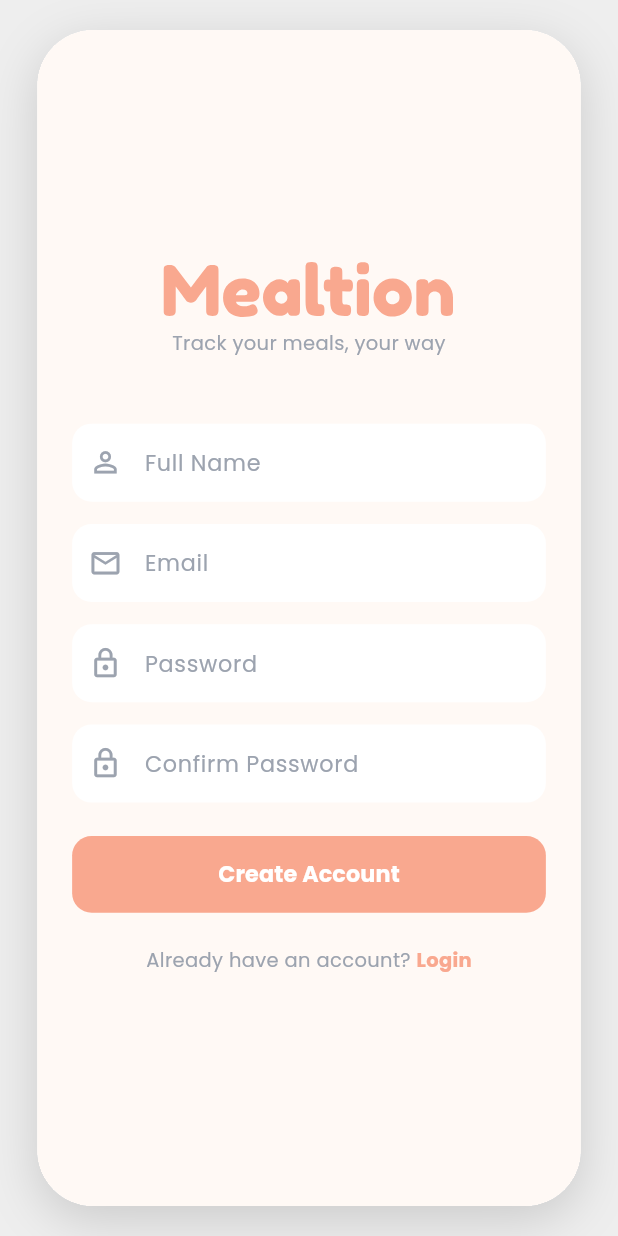
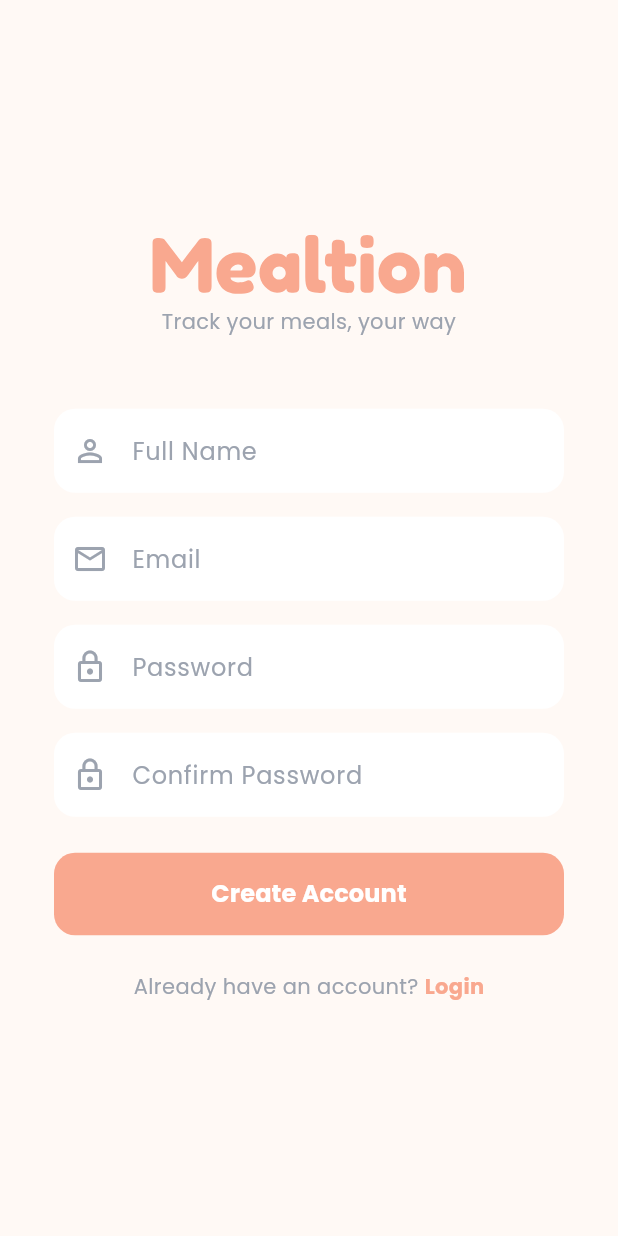
Before and after one commit to gincole/mealtion, a Flutter app: the screen it shows after launch, after a tap on "Login", after a tap on "Sign up", on a phone screen of 412 x 824 dp. Run offline on Flutter 3.47's test engine with Material 3 defaults, Android fonts, the phone set to English and light mode, and no system bars; our stand-ins replace flutter_secure_storage, flutter_svg, google_fonts, image_picker; accounts and stored records are empty.

Commit message:
fix: ui material app with responsive

```diff
--- a/mealtion/lib/main.dart
+++ b/mealtion/lib/main.dart
@@ -25,27 +25,30 @@ class MealtionApp extends StatelessWidget {
       title: 'Mealtion',
       debugShowCheckedModeBanner: false,
       theme: buildMealtionTheme(),
-      // Builder to handle the phone frame layout
       builder: (context, child) {
+        // Get current screen width
+        final screenWidth = MediaQuery.of(context).size.width;
+
+        // CHECK: Is it a mobile device? (width less than 600px)
+        if (screenWidth < 600) {
+          // If mobile: Return the app directly (Full Screen)
+          return child!;
+        }
+
+        // If desktop/tablet: Show the Phone Frame wrapper
         return Scaffold(
-          // Grey background for the browser/desktop area
+          // Grey background for desktop area
           backgroundColor: Colors.grey[200],
           body: Center(
-            // 1. Add margin so the phone never touches the browser edges
             child: Padding(
               padding: const EdgeInsets.symmetric(vertical: 20.0, horizontal: 20.0),
-
-              // 2. FittedBox scales the child down if the screen is too small
-              // avoiding distortion/squeezing while keeping aspect ratio.
+              // Scale the phone frame to fit the screen without distortion
               child: FittedBox(
                 fit: BoxFit.contain,
-
-                // 3. Define the ideal logical size of the phone (iPhone 14)
                 child: SizedBox(
-                  width: 390,
-                  height: 844,
+                  width: 390, // Fixed width (iPhone 14)
+                  height: 844, // Fixed height (iPhone 14)
                   child: Container(
-                    // 4. Decoration (Shadow and Rounded Corners)
                     decoration: BoxDecoration(
                       color: Colors.white,
                       borderRadius: BorderRadius.circular(40),
@@ -57,7 +60,7 @@ class MealtionApp extends StatelessWidget {
                         ),
                       ],
                     ),
-                    // 5. Clip the app content to the rounded corners
+                    // Clip content to rounded corners
                     clipBehavior: Clip.hardEdge,
                     child: child,
                   ),
@@ -89,25 +92,17 @@ class _AuthWrapperState extends State<AuthWrapper> with SingleTickerProviderStat
   @override
   void initState() {
     super.initState();
-
-    // Splash animation setup
     _splashController = AnimationController(
       duration: const Duration(milliseconds: 800),
       vsync: this,
     );
-
     _fadeAnimation = Tween<double>(begin: 0.0, end: 1.0).animate(
       CurvedAnimation(parent: _splashController, curve: Curves.easeOut),
     );
-
     _scaleAnimation = Tween<double>(begin: 0.8, end: 1.0).animate(
       CurvedAnimation(parent: _splashController, curve: Curves.easeOutBack),
     );
-
-    // Start animation
     _splashController.forward();
-
-    // Show splash for 2.5 seconds on app open, then hide
     Future.delayed(const Duration(milliseconds: 2500), () {
       if (mounted) setState(() => _showSplash = false);
     });
@@ -121,7 +116,6 @@ class _AuthWrapperState extends State<AuthWrapper> with SingleTickerProviderStat
 
   @override
   Widget build(BuildContext context) {
-    // Show splash screen once on app open
     if (_showSplash) {
       return Scaffold(
         backgroundColor: AppColors.primary,
@@ -137,7 +131,6 @@ class _AuthWrapperState extends State<AuthWrapper> with SingleTickerProviderStat
                 ),
               );
             },
-            // Use logo from theme.dart
             child: const MealtionLogo(height: 40, variant: 'white'),
           ),
         ),
@@ -150,31 +143,19 @@ class _AuthWrapperState extends State<AuthWrapper> with SingleTickerProviderStat
           case AppAuthState.loading:
             return Scaffold(
               backgroundColor: AppColors.bg,
-              body: Center(
-                child: CircularProgressIndicator(color: AppColors.primary),
-              ),
+              body: Center(child: CircularProgressIndicator(color: AppColors.primary)),
             );
-
           case AppAuthState.unauthenticated:
             if (_showRegister) {
               return RegisterPage(
-                onRegisterSuccess: () {
-                  context.read<AppState>().onAuthenticated();
-                },
-                onGoToLogin: () {
-                  setState(() => _showRegister = false);
-                },
+                onRegisterSuccess: () => context.read<AppState>().onAuthenticated(),
+                onGoToLogin: () => setState(() => _showRegister = false),
               );
             }
             return LoginPage(
-              onLoginSuccess: () {
-                context.read<AppState>().onAuthenticated();
-              },
-              onGoToRegister: () {
-                setState(() => _showRegister = true);
-              },
+              onLoginSuccess: () => context.read<AppState>().onAuthenticated(),
+              onGoToRegister: () => setState(() => _showRegister = true),
             );
-
           case AppAuthState.authenticated:
             return const MealtionHomePage();
         }
```
